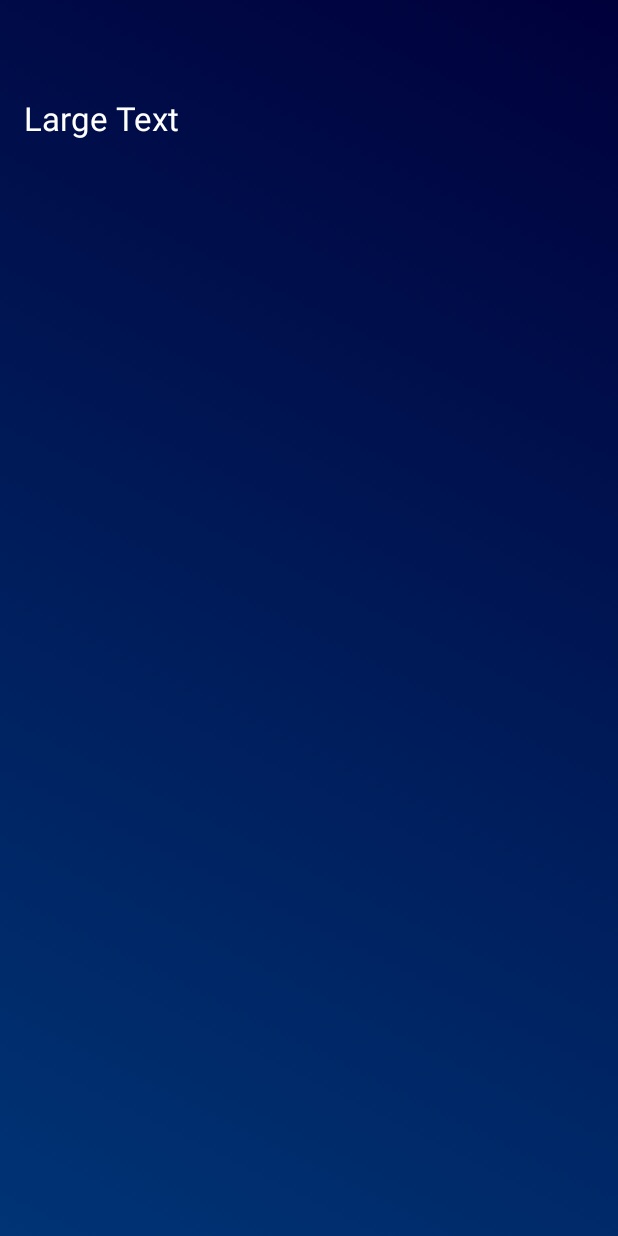
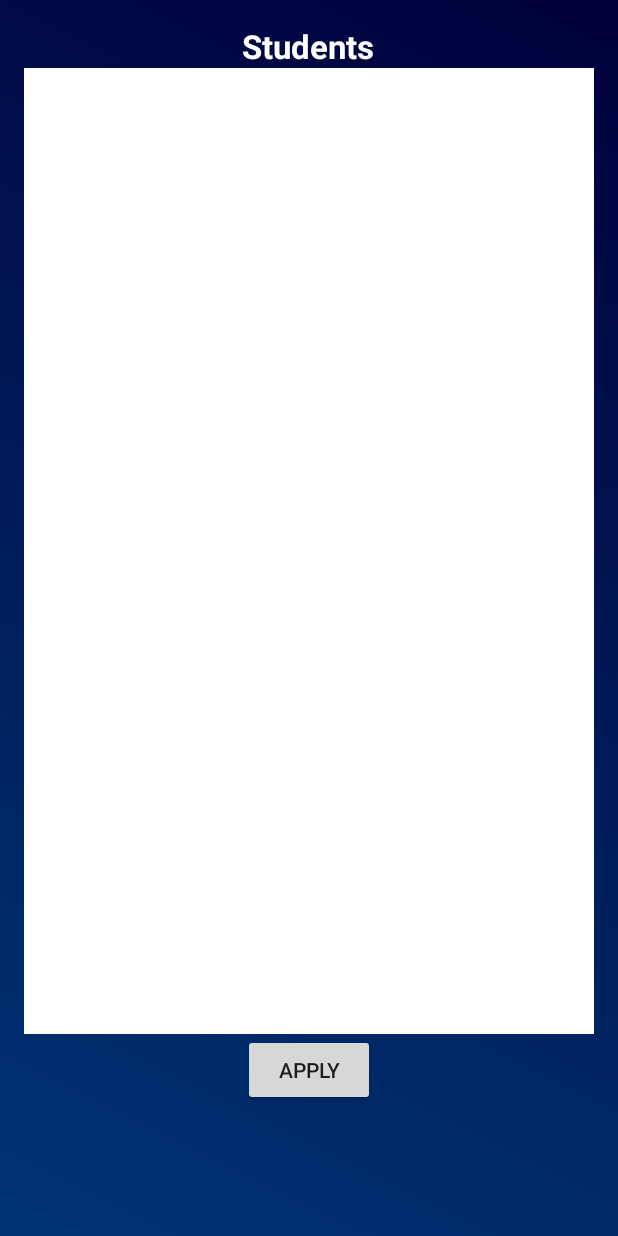
Before and after one commit to jricha22/JeffRichardsRollCall, an Android app: the layout content_class_roll_call.xml on its own in the app's theme, with its tools: preview values and no code run, on a phone screen of 412 x 824 dp. Run offline under Robolectric (Android 15) with nearby library versions, the phone set to English and light mode, and no system bars.

```diff
--- a/app/src/main/java/edu/westga/jeffrichardsrollcall/view/ManageStudentsActivity.java
+++ b/app/src/main/java/edu/westga/jeffrichardsrollcall/view/ManageStudentsActivity.java
@@ -39,7 +39,7 @@ public class ManageStudentsActivity extends AppCompatActivity {
         Intent intent = getIntent();
         this.className = intent.getStringExtra(ManageActivity.CLASS_SELECTION);
         TextView classLabel = (TextView) findViewById(R.id.lblClassName);
-        classLabel.setText(getResources().getString(R.string.class_label) + " " + this.className);
+        classLabel.setText(String.format(getResources().getString(R.string.class_label), this.className));
         this.studentList = (ListView) findViewById(R.id.lstStudents);
         this.deleteStudent = (Button) findViewById(R.id.btnDeleteStudent);
         this.addStudent = (Button) findViewById(R.id.btnAddStudent);
--- a/app/src/main/res/layout/content_class_roll_call.xml
+++ b/app/src/main/res/layout/content_class_roll_call.xml
@@ -12,16 +12,37 @@
     app:layout_behavior="@string/appbar_scrolling_view_behavior"
     tools:context="edu.westga.jeffrichardsrollcall.view.ClassRollCallActivity"
     android:background="@drawable/background"
-    tools:showIn="@layout/activity_class_roll_call">
+    tools:showIn="@layout/activity_class_roll_call"
+    android:weightSum="1">
 
     <TextView
+        android:layout_width="279dp"
+        android:layout_height="wrap_content"
+        android:textAppearance="?android:attr/textAppearanceLarge"
+        android:text="@string/students"
+        android:id="@+id/lblClassName"
+        android:layout_gravity="center_horizontal"
+        android:gravity="center_horizontal"
+        android:textColor="#ffffff"
+        android:textStyle="bold" />
+
+    <ListView
+        android:layout_width="match_parent"
+        android:layout_height="244dp"
+        android:id="@+id/lstStudents"
+        android:choiceMode="multipleChoice"
+        android:clickable="true"
+        android:listSelector="#666666"
+        android:background="#ffffff"
+        android:layout_weight="0.85" />
+
+    <Button
         android:layout_width="wrap_content"
         android:layout_height="wrap_content"
-        android:textAppearance="?android:attr/textAppearanceLarge"
-        android:text="Large Text"
-        android:id="@+id/lblText"
-        android:layout_alignParentTop="true"
-        android:layout_centerHorizontal="true"
-        android:layout_marginTop="48dp"
-        android:textColor="#ffffff" />
+        android:text="@string/apply"
+        android:id="@+id/btnApply"
+        android:enabled="true"
+        android:onClick="onApply"
+        android:layout_gravity="center_horizontal" />
+
 </LinearLayout>
--- a/app/src/main/res/values/strings.xml
+++ b/app/src/main/res/values/strings.xml
@@ -13,7 +13,9 @@
     <string name="delete_student">Delete Student</string>
     <string name="add_student">Add Student</string>
     <string name="students">Students</string>
-    <string name="class_label">Class:</string>
+    <string name="class_label">Class: %s</string>
     <string name="select_class">Please Select A Class</string>
     <string name="class_hint">Unique class ID</string>
+    <string name="apply">Apply</string>
+    <string name="roll_call_label">Select Students Present: %s</string>
 </resources>
```
Also changed, not shown: app/src/main/java/edu/westga/jeffrichardsrollcall/model/DatabaseHandler.java (+25 -14 lines), app/src/main/java/edu/westga/jeffrichardsrollcall/view/ClassRollCallActivity.java (+51 -4 lines).
